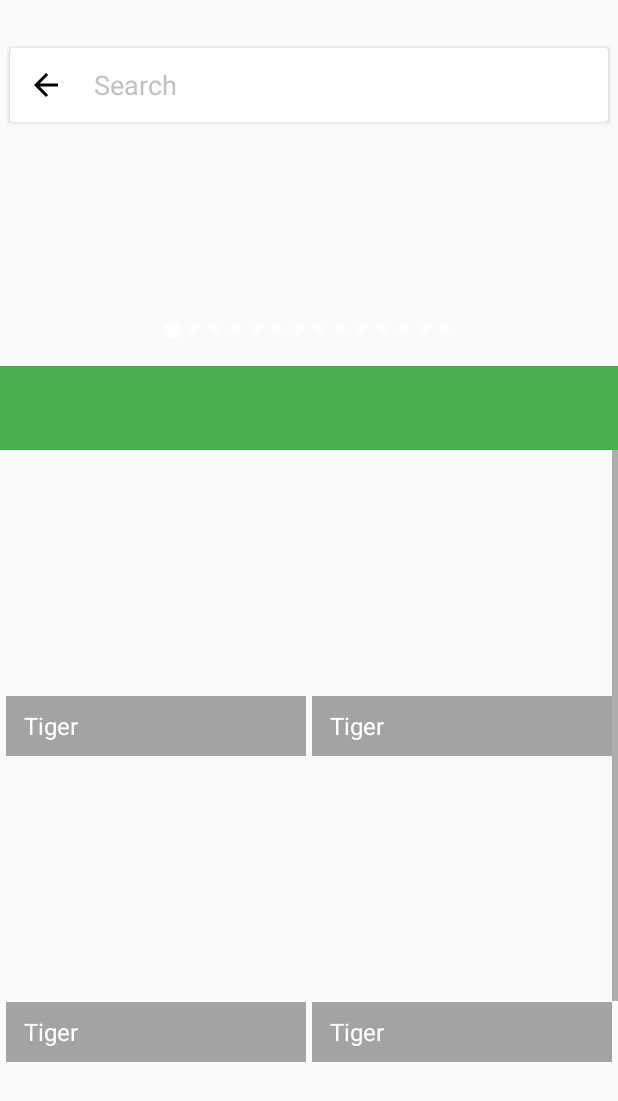
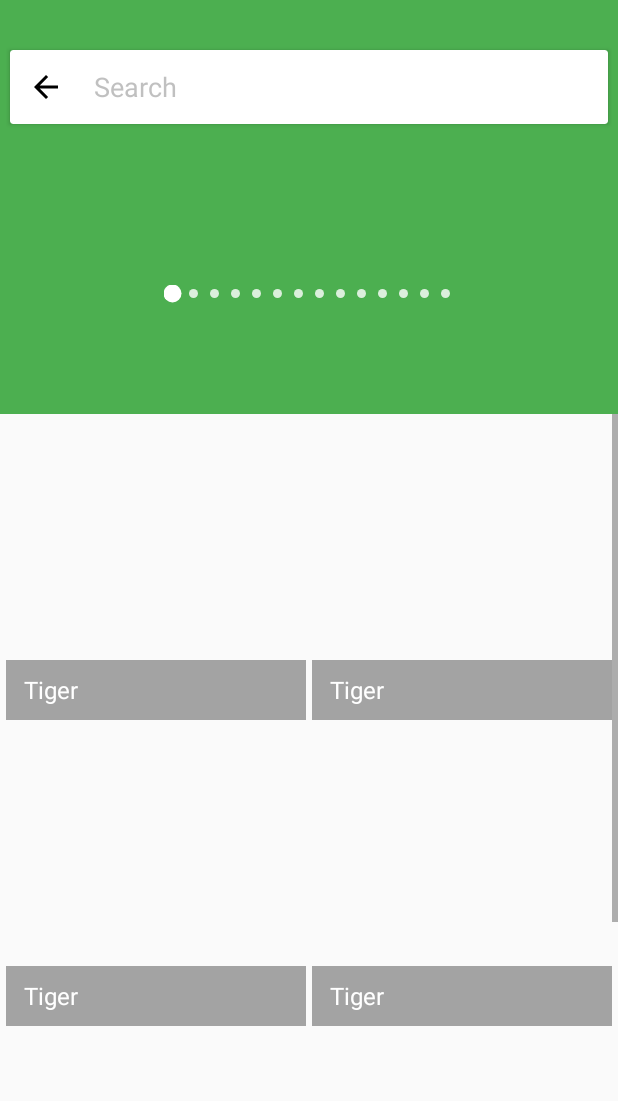
Before and after one commit to jintoga/Barnaul-Zoopark, an Android app: the fragment AnimalsFragment placed in its activity, on a phone screen of 412 x 824 dp. Shown: the top 1101 px of the screen. Run offline under Robolectric (Android 15) with nearby library versions, the phone set to English and light mode, and no system bars; our stand-ins replace ButterKnife; libraries missing offline, so code that uses them is left out: com.facebook.drawee; plain views replace SimpleDraweeView; pictures from the network do not load; 2 statements that could not run were skipped.

Commit message:
- experimenting statusbar

```diff
--- a/app/src/main/java/com/dat/barnaulzoopark/ui/animals/AnimalsFragment.java
+++ b/app/src/main/java/com/dat/barnaulzoopark/ui/animals/AnimalsFragment.java
@@ -32,14 +32,10 @@ import com.dat.barnaulzoopark.widget.SearchView.FloatingSearchView;
 public class AnimalsFragment extends TempBaseFragment
     implements FloatingSearchView.SearchViewFocusedListener, AnimalsAdapter.AnimalsAdapterListener {
 
-    @Bind(R.id.systemBar)
-    protected View systemBar;
     @Bind(R.id.app_bar_layout)
     protected AppBarLayout appBarLayout;
     @Bind(R.id.collapsing_toolbar_layout_banner)
     protected CollapsingToolbarLayout collapsingToolbarLayoutBanner;
-    @Bind(R.id.collapsing_toolbar_layout_tabs)
-    protected CollapsingToolbarLayout collapsingToolbarLayoutTabs;
     @Bind(R.id.search_view)
     protected FloatingSearchView searchView;
     @Bind(R.id.animals)
@@ -62,10 +58,6 @@ public class AnimalsFragment extends TempBaseFragment
         @Nullable Bundle savedInstanceState) {
         view = inflater.inflate(R.layout.fragment_animals, container, false);
         ButterKnife.bind(this, view);
-        if (systemBar != null) {
-            systemBar.getLayoutParams().height = getStatusBarHeight();
-            systemBar.requestLayout();
-        }
         init();
         return view;
     }
--- a/app/src/main/java/com/dat/barnaulzoopark/widget/SearchView/SearchViewPinBehavior.java
+++ b/app/src/main/java/com/dat/barnaulzoopark/widget/SearchView/SearchViewPinBehavior.java
@@ -1,12 +1,11 @@
 package com.dat.barnaulzoopark.widget.SearchView;
 
 import android.content.Context;
-import android.support.design.widget.AppBarLayout;
 import android.support.design.widget.CoordinatorLayout;
+import android.support.v7.widget.Toolbar;
 import android.util.AttributeSet;
 import android.util.TypedValue;
 import android.view.View;
-
 import com.dat.barnaulzoopark.R;
 
 /**
@@ -21,20 +20,22 @@ public class SearchViewPinBehavior extends CoordinatorLayout.Behavior<FloatingSe
     private int childHeight;
     private int dependencyHeight;
     private float dependencyOldY = 0;
+    private float childInitY;
     private float cardViewShadow;
-
 
     public SearchViewPinBehavior(Context context, AttributeSet attrs) {
         mContext = context;
     }
 
     @Override
-    public boolean layoutDependsOn(CoordinatorLayout parent, FloatingSearchView child, View dependency) {
-        return dependency instanceof AppBarLayout;
+    public boolean layoutDependsOn(CoordinatorLayout parent, FloatingSearchView child,
+        View dependency) {
+        return dependency instanceof Toolbar;
     }
 
     @Override
-    public boolean onDependentViewChanged(CoordinatorLayout parent, FloatingSearchView child, View dependency) {
+    public boolean onDependentViewChanged(CoordinatorLayout parent, FloatingSearchView child,
+        View dependency) {
         shouldInitProperties(child, dependency);
 
         float diff = dependency.getY() - dependencyOldY;
@@ -49,13 +50,13 @@ public class SearchViewPinBehavior extends CoordinatorLayout.Behavior<FloatingSe
             }
         } else {//**********Expanding
             if (dependencyY - childHeight - childMarginBottom - cardViewShadow >= offset
-                    && childPosition < 0) {
+                && childPosition < 0) {
                 childPosition = childPosition + diff;
                 if (dependencyY - childHeight - cardViewShadow <= -dependencyHeight) {
-                    childPosition = 0;
+                    childPosition = childInitY;
                 }
             } else if (dependencyY - childHeight - childMarginBottom - cardViewShadow > offset) {
-                childPosition = 0;
+                childPosition = childInitY;
             }
         }
 
@@ -65,10 +66,10 @@ public class SearchViewPinBehavior extends CoordinatorLayout.Behavior<FloatingSe
         return true;
     }
 
-
     private void shouldInitProperties(FloatingSearchView child, View dependency) {
         if (cardViewShadow == 0) {
-            cardViewShadow = mContext.getResources().getDimensionPixelOffset(R.dimen.search_view_cardview_shadow);
+            cardViewShadow = mContext.getResources()
+                .getDimensionPixelOffset(R.dimen.search_view_cardview_shadow);
         }
 
         if (dependencyOldY == 0) {
@@ -81,21 +82,27 @@ public class SearchViewPinBehavior extends CoordinatorLayout.Behavior<FloatingSe
             dependencyHeight = dependency.getHeight();
         }
         if (childMarginBottom == 0) {
-            childMarginBottom = mContext.getResources().getDimensionPixelOffset(R.dimen.search_view_collapse_margin_bottom);
+            childMarginBottom = mContext.getResources()
+                .getDimensionPixelOffset(R.dimen.search_view_collapse_margin_bottom);
+            float statusBarHeight =
+                mContext.getResources().getDimensionPixelOffset(R.dimen.search_view_margin_top);
+            childMarginBottom = childMarginBottom + statusBarHeight;
+        }
+        if (childInitY == 0) {
+            childInitY = child.getY();
         }
 
         offset = childHeight - dependencyHeight;
         dependencyY = dependency.getY();
-
     }
 
     public int getToolbarHeight() {
         int result = 0;
         TypedValue tv = new TypedValue();
         if (mContext.getTheme().resolveAttribute(android.R.attr.actionBarSize, tv, true)) {
-            result = TypedValue.complexToDimensionPixelSize(tv.data, mContext.getResources().getDisplayMetrics());
+            result = TypedValue.complexToDimensionPixelSize(tv.data,
+                mContext.getResources().getDisplayMetrics());
         }
         return result;
     }
-
 }
--- a/app/src/main/res/layout/fragment_animals.xml
+++ b/app/src/main/res/layout/fragment_animals.xml
@@ -1,51 +1,28 @@
 <?xml version="1.0" encoding="utf-8"?>
-<LinearLayout xmlns:android="http://schemas.android.com/apk/res/android"
+<android.support.design.widget.CoordinatorLayout xmlns:android="http://schemas.android.com/apk/res/android"
     xmlns:app="http://schemas.android.com/apk/res-auto"
     xmlns:tools="http://schemas.android.com/tools"
     android:layout_width="match_parent"
-    android:layout_height="match_parent"
-    android:orientation="vertical">
-
-    <View
-        android:id="@+id/systemBar"
-        android:layout_width="match_parent"
-        android:layout_height="0dp"
-        android:background="@color/transparent"
-        android:elevation="0dp"
-        android:fitsSystemWindows="true"
-        app:layout_anchorGravity="top"
-        tools:ignore="InconsistentLayout"
-        tools:targetApi="21" />
-
-    <android.support.design.widget.CoordinatorLayout
-        android:layout_width="match_parent"
     android:layout_height="match_parent">
 
-        <android.support.v7.widget.RecyclerView
-            android:id="@+id/animals"
-            android:layout_width="match_parent"
-            android:layout_height="match_parent"
-            android:fillViewport="true"
-            android:scrollbars="vertical"
-            app:layout_behavior="@string/appbar_scrolling_view_behavior" />
 
     <android.support.design.widget.AppBarLayout
         android:id="@+id/app_bar_layout"
         android:layout_width="match_parent"
         android:layout_height="wrap_content"
-            android:background="@android:color/transparent"
+        android:fitsSystemWindows="true"
         android:theme="@style/ThemeOverlay.AppCompat.Dark.ActionBar"
         app:elevation="0dp">
-
 
         <android.support.design.widget.CollapsingToolbarLayout
             android:id="@+id/collapsing_toolbar_layout_banner"
             android:layout_width="match_parent"
             android:layout_height="match_parent"
             android:background="@android:color/transparent"
-                app:contentScrim="@null"
+            android:fitsSystemWindows="true"
+            app:contentScrim="@color/colorPrimary"
             app:layout_scrollFlags="scroll|enterAlways|snap"
-                app:statusBarScrim="@android:color/transparent">
+            app:statusBarScrim="@color/colorPrimary">
 
             <include
                 android:id="@+id/banner"
@@ -55,34 +32,36 @@
 
         </android.support.design.widget.CollapsingToolbarLayout>
 
-            <android.support.design.widget.CollapsingToolbarLayout
-                android:id="@+id/collapsing_toolbar_layout_tabs"
-                android:layout_width="match_parent"
-                android:layout_height="wrap_content"
-                android:layout_gravity="bottom"
-                app:contentScrim="@null"
-                app:layout_scrollFlags="scroll|enterAlways|snap"
-                app:statusBarScrim="@android:color/transparent">
+    </android.support.design.widget.AppBarLayout>
 
 
     <android.support.v7.widget.Toolbar
         android:id="@+id/toolbar"
         android:layout_width="match_parent"
         android:layout_height="?attr/actionBarSize"
-                    android:background="@color/colorPrimary" />
-            </android.support.design.widget.CollapsingToolbarLayout>
+        android:background="@color/colorPrimary"
+        android:fitsSystemWindows="true"
+        app:layout_behavior="@string/appbar_scrolling_view_behavior"
+        app:theme="@style/ThemeOverlay.AppCompat.Dark.ActionBar" />
 
-        </android.support.design.widget.AppBarLayout>
+    <android.support.v7.widget.RecyclerView
+        android:id="@+id/animals"
+        android:layout_width="match_parent"
+        android:layout_height="match_parent"
+        android:layout_marginTop="?actionBarSize"
+        android:fillViewport="true"
+        android:scrollbars="vertical"
+        app:layout_behavior="@string/appbar_scrolling_view_behavior" />
+
 
     <com.dat.barnaulzoopark.widget.SearchView.FloatingSearchView
         android:id="@+id/search_view"
         android:layout_width="match_parent"
         android:layout_height="match_parent"
         android:layout_gravity="top|center"
+        android:layout_marginTop="@dimen/search_view_margin_top"
+        android:fitsSystemWindows="true"
         app:layout_behavior="com.dat.barnaulzoopark.widget.SearchView.SearchViewPinBehavior"
         tools:visibility="gone" />
 
-
 </android.support.design.widget.CoordinatorLayout>
-
-</LinearLayout>
--- a/app/src/main/res/layout/partial_expanded_toolbar_banner.xml
+++ b/app/src/main/res/layout/partial_expanded_toolbar_banner.xml
@@ -11,8 +11,7 @@
         android:id="@+id/viewpagerObject"
         android:layout_width="match_parent"
         android:layout_height="match_parent"
-        android:layout_gravity="center"
-        android:fitsSystemWindows="true" />
+        android:layout_gravity="center" />
 
     <com.dat.barnaulzoopark.widget.InfiniteViewPagerWithCircularIndicator.CircularIndicator
         android:id="@+id/indicatorObject"
--- a/app/src/main/res/values/dimens.xml
+++ b/app/src/main/res/values/dimens.xml
@@ -32,6 +32,6 @@
     <dimen name="search_view_cardview_shadow">24dp</dimen>
 
     <dimen name="search_view_collapse_margin_bottom">0dp</dimen>
+    <dimen name="search_view_margin_top">25dp</dimen>
 
-    <dimen name="search_view_margin_top">4dp</dimen>
 </resources>
```
Lines whose indentation alone changed are shown as unchanged.
